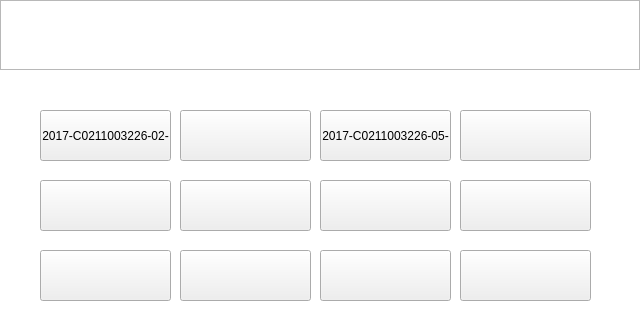
Before: the Qt Designer form SmartCabinet/Device/devicesimulate.ui in birdman1992/SmartCabinet, drawn with Qt 5; both pictures show x 0 to 640 and y 0 to 320 of the 640 by 480 pixel window.
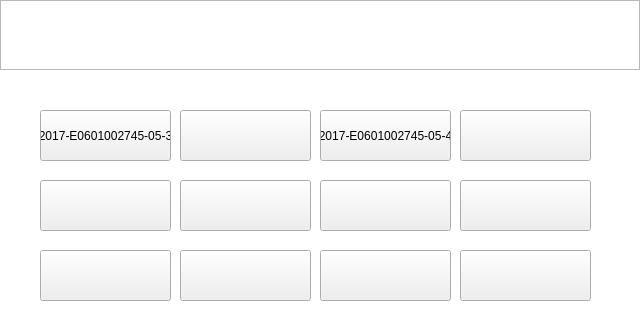
After: the same form once the commit is applied.

```diff
--- a/SmartCabinet/Device/devicesimulate.ui
+++ b/SmartCabinet/Device/devicesimulate.ui
@@ -218,7 +218,7 @@
         <enum>Qt::NoFocus</enum>
        </property>
        <property name="text">
-        <string>2017-C0211003226-02-</string>
+        <string>2017-E0601002745-05-3</string>
        </property>
       </widget>
       <widget class="QPushButton" name="pushButton_6">
@@ -378,7 +378,7 @@
         <enum>Qt::NoFocus</enum>
        </property>
        <property name="text">
-        <string>2017-C0211003226-05-</string>
+        <string>2017-E0601002745-05-4</string>
        </property>
       </widget>
       <widget class="QPushButton" name="pushButton_16">
```
Left out of the diff: 2 changed lines with no effect on the pictures.
